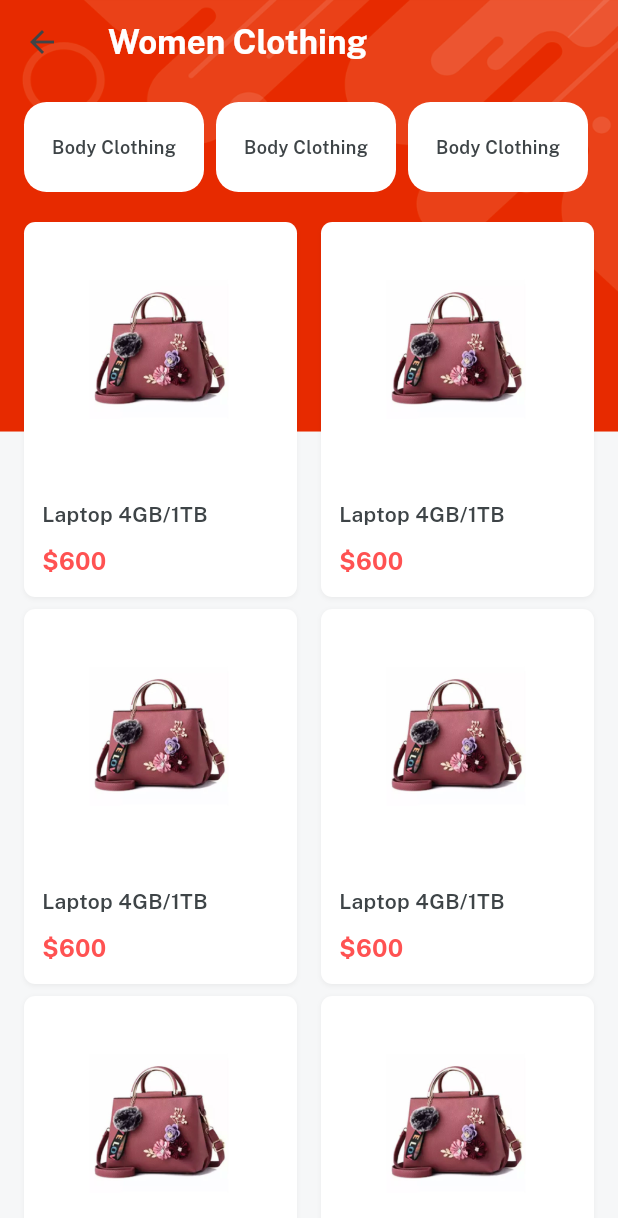
After one commit to IanMabans/ecommerce, a Flutter app: the CategoryScreen screen opened directly, after a tap on "Women Clothing", on a phone screen of 412 x 824 dp. The commit adds this screen. Shown: the top 1218 px of the screen. Run offline on Flutter 3.47's test engine with Material 2 defaults, Android fonts, the phone set to English and light mode, and no system bars; our stand-ins replace get, velocity_x.

Commit message:
Added Details to categories screen

```diff
--- a/lib/main.dart
+++ b/lib/main.dart
@@ -17,6 +17,9 @@ class MyApp extends StatelessWidget {
         useMaterial3: true,
         scaffoldBackgroundColor: Colors.transparent,
         appBarTheme:const  AppBarTheme(
+          iconTheme: IconThemeData(
+            color: darkFontGrey
+          ),
           backgroundColor: Colors.transparent,
         ),
         fontFamily: regular,
--- /dev/null
+++ b/lib/views/categoriesScreen/category_details.dart
@@ -0,0 +1,96 @@
+import 'package:emart_app/consts/consts.dart';
+import 'package:emart_app/views/categoriesScreen/item_details.dart';
+
+import '../../widgets/bg_widget.dart';
+
+class CategoryDetails extends StatelessWidget {
+  final String? title;
+
+  const CategoryDetails({super.key, required this.title});
+
+  @override
+  Widget build(BuildContext context) {
+    return bgWidget(
+      child: Scaffold(
+        appBar: AppBar(
+          title: title!.text.fontFamily(bold).white.make(),
+        ),
+        body: Container(
+          padding: EdgeInsets.all(12),
+          child: Column(
+            children: [
+              SingleChildScrollView(
+                physics: BouncingScrollPhysics(),
+                scrollDirection: Axis.horizontal,
+                child: Row(
+                  children: List.generate(
+                      8,
+                      (index) => "Body Clothing"
+                          .text
+                          .size(12)
+                          .fontFamily(semibold)
+                          .color(darkFontGrey)
+                          .makeCentered()
+                          .box
+                          .rounded
+                          .white
+                          .size(120, 60)
+                          .margin(EdgeInsets.symmetric(horizontal: 4))
+                          .make()),
+                ),
+              ),
+              20.heightBox,
+              Expanded(
+                child: GridView.builder(
+                  physics: BouncingScrollPhysics(),
+                  shrinkWrap: true,
+                  itemCount: 6,
+                  gridDelegate: SliverGridDelegateWithFixedCrossAxisCount(
+                      crossAxisCount: 2,
+                      mainAxisExtent: 250,
+                      mainAxisSpacing: 8,
+                      crossAxisSpacing: 8),
+                  itemBuilder: (context, index) {
+                    return Column(
+                      crossAxisAlignment: CrossAxisAlignment.start,
+                      children: [
+                        Image.asset(
+                          imgP5,
+                          height: 150,
+                          width: 200,
+                          fit: BoxFit.cover,
+                        ),
+                        Spacer(),
+                        "Laptop 4GB/1TB"
+                            .text
+                            .fontFamily(semibold)
+                            .color(darkFontGrey)
+                            .make(),
+                        10.heightBox,
+                        "\$600"
+                            .text
+                            .fontFamily(bold)
+                            .color(Colors.redAccent)
+                            .size(16)
+                            .make(),
+                      ],
+                    )
+                        .box
+                        .white
+                        .outerShadowSm
+                        .roundedSM
+                        .margin(EdgeInsets.symmetric(horizontal: 4))
+                        .padding(EdgeInsets.all(12))
+                        .make().onTap(() {
+                          Get.to(()=> ItemDetails(title: "dummy item"));
+                    });
+                  },
+                ),
+              ),
+            ],
+          ),
+        ),
+      ),
+    );
+  }
+}
--- a/lib/views/categoriesScreen/category_screen.dart
+++ b/lib/views/categoriesScreen/category_screen.dart
@@ -1,4 +1,5 @@
 import 'package:emart_app/consts/consts.dart';
+import 'package:emart_app/views/categoriesScreen/category_details.dart';
 
 import '../../consts/lists.dart';
 import '../../widgets/bg_widget.dart';
@@ -36,7 +37,9 @@ class CategoryScreen extends StatelessWidget {
                       .align(TextAlign.center)
                       .make(),
                 ],
-              ).box.white.rounded.clip(Clip.antiAlias).outerShadowSm.make();
+              ).box.white.rounded.clip(Clip.antiAlias).outerShadowSm.make().onTap(() {
+                Get.to(()=>CategoryDetails(title: categoriesList[index]));
+              });
             },
           ),
         ),
--- /dev/null
+++ b/lib/views/categoriesScreen/item_details.dart
@@ -0,0 +1,24 @@
+import 'package:emart_app/consts/consts.dart';
+class ItemDetails extends StatelessWidget {
+  final String? title;
+  const ItemDetails({super.key, required this.title});
+
+  @override
+  Widget build(BuildContext context) {
+    return Scaffold(
+      backgroundColor: lightGrey,
+      appBar: AppBar(
+        title: title!.text.color(darkFontGrey).fontFamily(bold).make(),
+        actions: [
+          IconButton(onPressed: () {
+
+          }, icon: Icon(Icons.share,)),
+          IconButton(onPressed: () {
+
+          }, icon: Icon(Icons.favorite_outline)),
+        ],
+      ),
+      body: Container(),
+    );
+  }
+}
```
